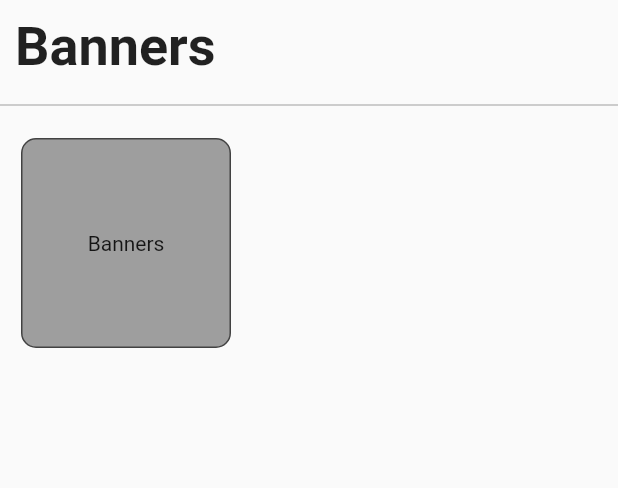
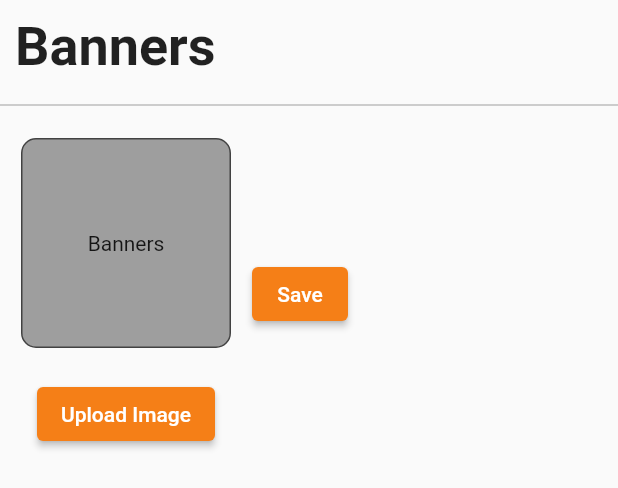
Before and after one commit to Alen87/Flutter-EcommerceApp, a Flutter app: the UploadBannerScreen widget shown alone on an empty page, opened directly, on a phone screen of 412 x 824 dp. Shown: the top 488 px of the screen. Run offline on Flutter 3.47's test engine with Material 2 defaults, Android fonts, the light colour scheme and no system bars; our stand-ins replace cloud_firestore, firebase_core, flutter_svg; missing offline and left inert: flutter_admin_scaffold; accounts and stored records are empty.

Commit message:
add ElevatedButton

```diff
--- a/multi_web_admin/lib/views/screens/side_bar_screens/upload_banner_screen.dart
+++ b/multi_web_admin/lib/views/screens/side_bar_screens/upload_banner_screen.dart
@@ -26,7 +26,9 @@ class UploadBannerScreen extends StatelessWidget {
             children: [
               Padding(
                 padding: const EdgeInsets.all(14.0),
-                child: Container(
+                child: Column(
+                  children: [
+                    Container(
                       height: 140,
                       width: 140,
                       decoration: BoxDecoration(
@@ -38,9 +40,29 @@ class UploadBannerScreen extends StatelessWidget {
                         child: Text('Banners'),
                       ),
                     ),
-              )
+                    SizedBox(
+                      height: 20,
+                    ),
+                    ElevatedButton(
+                      style: ElevatedButton.styleFrom(
+                          primary: Colors.yellow.shade900),
+                      onPressed: () {},
+                      child: Text('Upload Image'),
+                    ),
                   ],
-          )
+                ),
+              ),
+              SizedBox(
+                height: 30,
+              ),
+              ElevatedButton(
+                style:
+                    ElevatedButton.styleFrom(primary: Colors.yellow.shade900),
+                onPressed: () {},
+                child: Text('Save'),
+              ),
+            ],
+          ),
         ],
       ),
     );
```
Lines whose indentation alone changed are shown as unchanged.
